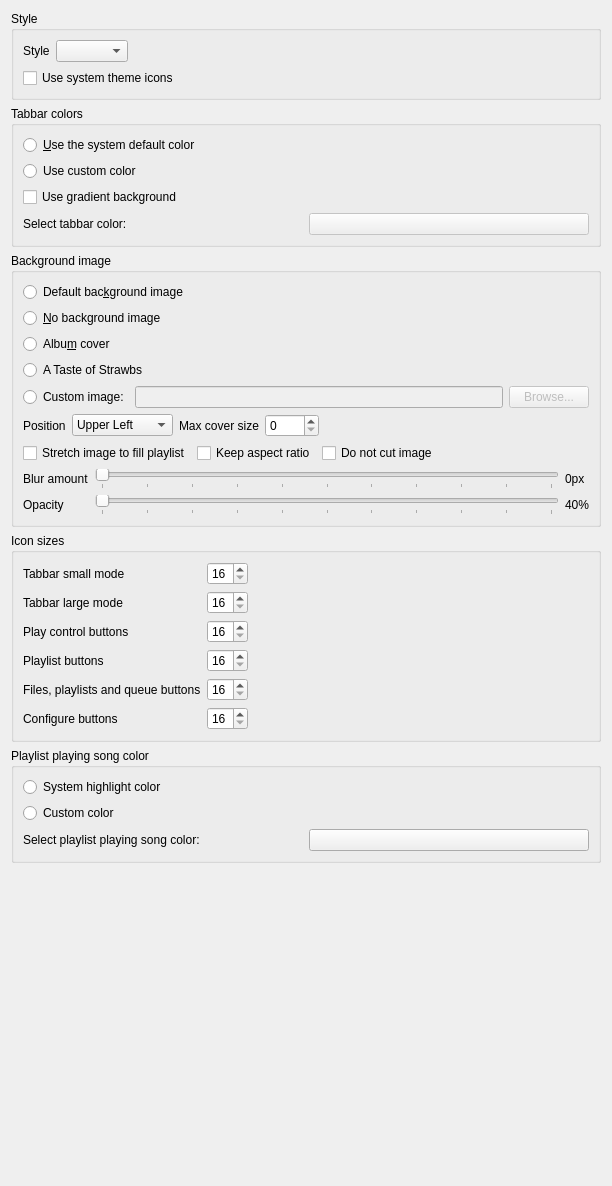
This is src/settings/appearancesettingspage.ui in RoundSalmon4/blended-strawberry as Qt 5 draws it before an edit. The edited form follows.
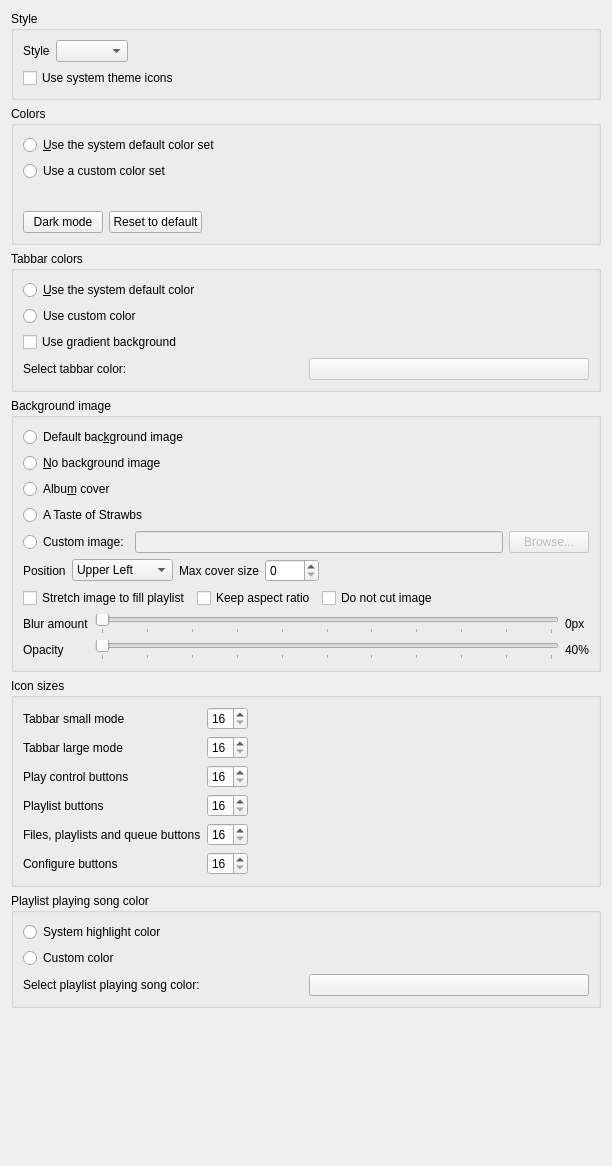
This is the edited form.

```diff
--- a/src/settings/appearancesettingspage.ui
+++ b/src/settings/appearancesettingspage.ui
@@ -7,7 +7,7 @@
     <x>0</x>
     <y>0</y>
     <width>612</width>
-    <height>1186</height>
+    <height>1166</height>
    </rect>
   </property>
   <property name="windowTitle">
@@ -64,6 +64,71 @@
      </layout>
     </widget>
    </item>
+   <item>
+    <widget class="QGroupBox" name="groupbox_colors">
+     <property name="title">
+      <string>Colors</string>
+     </property>
+     <layout class="QVBoxLayout" name="layout_colors">
+      <item>
+       <widget class="QRadioButton" name="use_system_color_set">
+        <property name="text">
+         <string>&amp;Use the system default color set</string>
+        </property>
+       </widget>
+      </item>
+      <item>
+       <widget class="QRadioButton" name="use_custom_color_set">
+        <property name="text">
+         <string>Use a custom color set</string>
+        </property>
+       </widget>
+      </item>
+      <item>
+       <widget class="QWidget" name="widget_custom_colors" native="true">
+        <layout class="QFormLayout" name="layout_custom_colors"/>
+       </widget>
+      </item>
+      <item>
+       <layout class="QHBoxLayout" name="layout_color_presets">
+        <item>
+         <widget class="QPushButton" name="button_dark_colors">
+          <property name="toolTip">
+           <string>Set a custom color set suitable for a dark theme</string>
+          </property>
+          <property name="text">
+           <string>Dark mode</string>
+          </property>
+         </widget>
+        </item>
+        <item>
+         <widget class="QPushButton" name="button_reset_colors">
+          <property name="toolTip">
+           <string>Reset the custom color set to the system default colors</string>
+          </property>
+          <property name="text">
+           <string>Reset to default</string>
+          </property>
+         </widget>
+        </item>
+        <item>
+         <spacer name="spacer_color_presets">
+          <property name="orientation">
+           <enum>Qt::Horizontal</enum>
+          </property>
+          <property name="sizeHint" stdset="0">
+           <size>
+            <width>40</width>
+            <height>20</height>
+           </size>
+          </property>
+         </spacer>
+        </item>
+       </layout>
+      </item>
+     </layout>
+    </widget>
+   </item>
    <item>
     <widget class="QGroupBox" name="groupbox_tabbar_colors">
      <property name="title">
```
Left out of the diff: 2 changed lines with no effect on the pictures.
